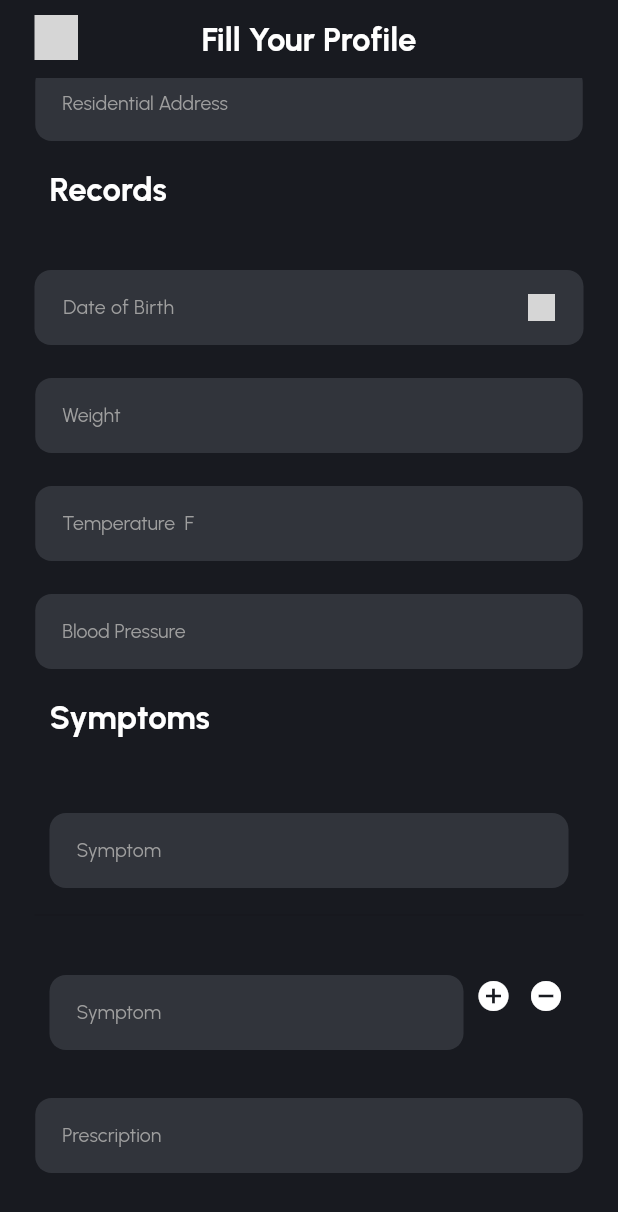
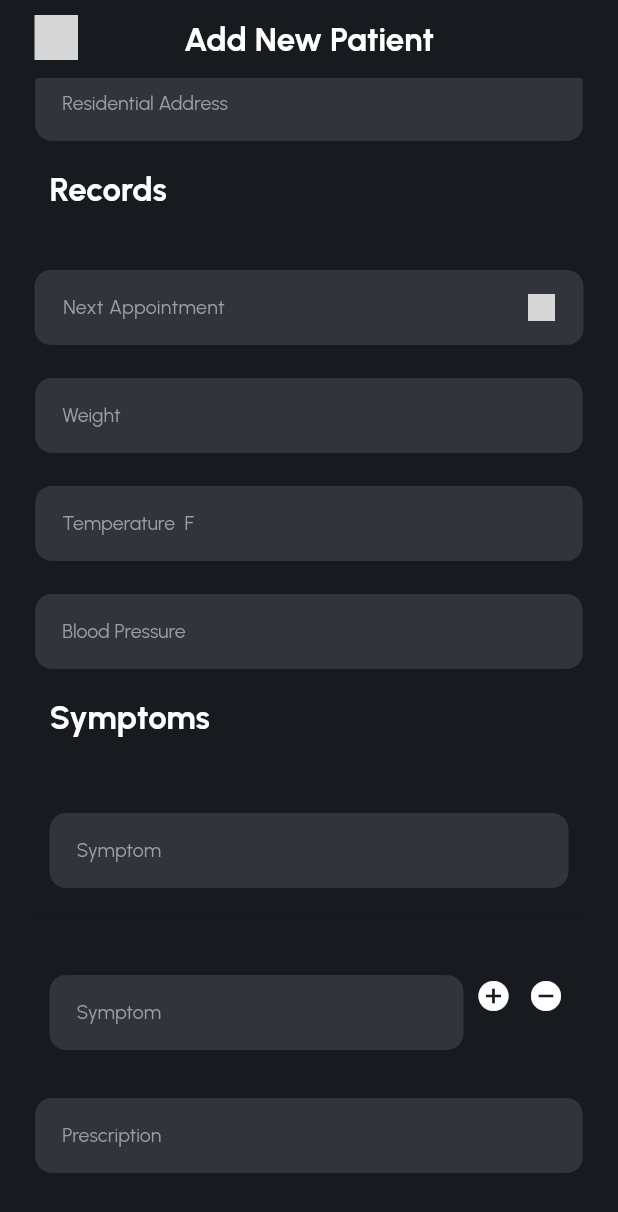
Before and after one commit to cschinmay777/The_doctor-s_book, a Flutter app: the AddNewRecord screen opened by its route, scrolled down 513 dp, after a tap on the "add circle" icon, on a phone screen of 412 x 824 dp. Shown: the top 1212 px of the screen. Run offline on Flutter 3.47's test engine with Material 2 defaults, Android fonts, the phone set to English and light mode, and no system bars; our stand-ins replace cloud_firestore, firebase_auth, firebase_core, get, google_sign_in, lottie; accounts and stored records are empty; project files that could hold a hidden picture were left out; grey boxes are pictures that could not be loaded.

Commit message:
add new patient done

```diff
--- a/lib/screens/add_record_screen/add_new_record.dart
+++ b/lib/screens/add_record_screen/add_new_record.dart
@@ -27,13 +27,15 @@ class AddNewRecord extends StatefulWidget {
 
 class _AddNewRecordState extends State<AddNewRecord> {
   var controller = Get.put(AddRecordPageController());
+  TextEditingController vinayaki = TextEditingController();
+  late List<String> sym;
   @override
-  void initState()
-  {
+  void initState() {
     super.initState();
-    controller.symptoms = new List<String>.empty(growable: true);
-    controller.symptoms.add("");
+    sym = new List<String>.empty(growable: true);
+    sym.add("");
   }
+
   @override
   Widget build(BuildContext context) {
     return SafeArea(
@@ -51,7 +53,7 @@ class _AddNewRecordState extends State<AddNewRecord> {
                       Get.off(AppRoutes.homescreen);
                     }),
                 centerTitle: true,
-                title: AppbarTitle(text: "Fill Your Profile")),
+                title: AppbarTitle(text: "Add New Patient")),
             body: SingleChildScrollView(
               child: Container(
                   width: size.width,
@@ -281,8 +283,13 @@ class _AddNewRecordState extends State<AddNewRecord> {
                         //Continue Button
                         CustomButton(
                             onTap: () {
-                              Get.toNamed(AppRoutes.homescreen);
-                              Get.snackbar("Successful", "Patient added in the database",colorText: Colors.white ,snackPosition: SnackPosition.BOTTOM ,backgroundColor: ColorConstant.cyan60001);
+                              controller.sendPatientData();
+                              Get.offNamed(AppRoutes.homescreen);
+                              Get.snackbar(
+                                  "Successful", "Patient added in the database",
+                                  colorText: Colors.white,
+                                  snackPosition: SnackPosition.BOTTOM,
+                                  backgroundColor: ColorConstant.cyan60001);
                             },
                             height: 55,
                             width: 380,
@@ -329,15 +336,15 @@ class _AddNewRecordState extends State<AddNewRecord> {
         ListView.separated(
           shrinkWrap: true,
           physics: const ScrollPhysics(),
-            itemBuilder: (context,index) {
+          itemBuilder: (context, index) {
             return Column(
               children: [
                 SymptomUI(index),
               ],
             );
           },
-            separatorBuilder: (context,index) => const Divider(),
-            itemCount: controller.symptoms!.length,
+          separatorBuilder: (context, index) => const Divider(),
+          itemCount: sym!.length,
         )
       ],
     );
@@ -349,6 +356,7 @@ class _AddNewRecordState extends State<AddNewRecord> {
         child: Row(children: [
           Flexible(
             child: CustomTextFormField(
+                controller: vinayaki,
                 width: 380,
                 focusNode: FocusNode(),
                 //controller: ,
@@ -362,9 +370,10 @@ class _AddNewRecordState extends State<AddNewRecord> {
                 child: IconButton(
                     onPressed: () {
                       addSymptomControl();
+                      print(sym);
                     },
                     icon: Icon(Icons.add_circle, color: Colors.white))),
-            visible: index == controller.symptoms.length - 1,
+            visible: index == sym.length - 1,
           ),
           Visibility(
             child: SizedBox(
@@ -379,17 +388,17 @@ class _AddNewRecordState extends State<AddNewRecord> {
         ]));
   }
 
-  void addSymptomControl(){
+  void addSymptomControl() {
     setState(() {
-      controller.symptoms!.add("");
+      sym.add(vinayaki.text);
+      vinayaki.clear();
     });
   }
 
-  void removeSymptomControl(index){
+  void removeSymptomControl(index) {
     setState(() {
-      if(controller.symptoms.length>1)
-        {
-          controller.symptoms.removeAt(index);
+      if (sym.length > 1) {
+        sym.removeAt(index);
       }
     });
   }
--- a/lib/screens/add_record_screen/models/add_new_record_model.dart
+++ b/lib/screens/add_record_screen/models/add_new_record_model.dart
@@ -5,7 +5,7 @@ import '../../../data/models/selection_pop_up_model/selction_pop_up_model.dart';
 class Add_New_Record_Model {
   DateTime selectedLabelTxt = DateTime.now();
 
-  Rx<String> labelTxt = Rx('Date of Birth');
+  Rx<String> labelTxt = Rx('Next Appointment');
 
   //late List<String> symptoms;
 
--- a/lib/screens/appointments_records/appointment_records_screen.dart
+++ b/lib/screens/appointments_records/appointment_records_screen.dart
@@ -128,8 +128,12 @@ class AppointmentPageScreen extends GetWidget<AppointmentPageController> {
                         itemCount: controller.searchList.length,
                         itemBuilder: (context, index) {
                           Patient model = controller.searchList[index];
-                          return ((4 == 4))
-                              // return ((controller.searchList[index].next) == "4")
+                          print(controller.searchList[index].next);
+                          print(
+                              "${DateTime.now().day}/${DateTime.now().month}/${DateTime.now().year}");
+                          return ((controller.searchList[index].next)
+                                      .toString() ==
+                                  "${DateTime.now().day}/0${DateTime.now().month}/${DateTime.now().year}")
                               ? PatientListTile(
                                   model,
                                 )
--- a/lib/screens/appointments_records/models/patient_record_model.dart
+++ b/lib/screens/appointments_records/models/patient_record_model.dart
@@ -1,15 +1,15 @@
 import 'package:cloud_firestore/cloud_firestore.dart';
 
 class PatientRecord {
-  int? date;
+  DateTime? date;
   List? symptoms;
-  List? prescription;
+  String? prescription;
 
   PatientRecord({this.date, this.symptoms, this.prescription});
 
   PatientRecord.fromJson(Map<String, dynamic> json) {
-    // date = (json["date"] as Timestamp).toDate();
-    date = json["date"];
+    date = (json["date"] as Timestamp).toDate();
+    // date = json["date"];
     symptoms = json["symptoms"];
     prescription = json["prescription"];
   }
--- a/lib/screens/search_records/controllers/search_page_controller.dart
+++ b/lib/screens/search_records/controllers/search_page_controller.dart
@@ -1,6 +1,7 @@
 import 'dart:developer';
 
 import 'package:cloud_firestore/cloud_firestore.dart';
+import 'package:doctor_book/core/constants/firebaseconstants.dart';
 import 'package:doctor_book/screens/search_records/models/patient_model.dart';
 import 'package:flutter/material.dart';
 import 'package:get/get.dart';
@@ -22,11 +23,14 @@ class SearchPageController extends GetxController {
   }
 
   Future getAllPatientDetails() async {
-    var list =
-        await FirebaseFirestore.instance.collection('/doctors').doc('atkySVCs4IaY0eZRJS63').get();
+    var list = await FirebaseFirestore.instance
+        .collection('/doctors')
+        .doc("jhDvxmlpU4PceAzQYsFMQpkRZR82")
+        .get();
     if (list.data() != null) {
-      var patientList =
-          (list.data()!['patients'] as List<dynamic>).map((e) => Patient.fromJson(e)).toList();
+      var patientList = (list.data()!['patients'] as List<dynamic>)
+          .map((e) => Patient.fromJson(e))
+          .toList();
       searchList.value = patientList;
       return patientList;
     }
@@ -38,8 +42,9 @@ class SearchPageController extends GetxController {
       return searchList;
     } else {
       return searchList
-          .where(
-              (element) => element.name!.toLowerCase().contains(searchBarText.value.toLowerCase()))
+          .where((element) => element.name!
+              .toLowerCase()
+              .contains(searchBarText.value.toLowerCase()))
           .toList();
     }
   }
--- a/lib/screens/search_records/models/patient_model.dart
+++ b/lib/screens/search_records/models/patient_model.dart
@@ -2,7 +2,7 @@ import 'patient_record_model.dart';
 
 class Patient {
   String? name;
-  int? age;
+  String? age;
   List<PatientRecord>? records;
 
   Patient({this.name, this.age, this.records});
@@ -11,7 +11,9 @@ class Patient {
     name = json["name"];
     age = json["age"];
     records = json["records"] != null
-        ? (json["records"] as List<dynamic>?)!.map((e) => PatientRecord.fromJson(e)).toList()
+        ? (json["records"] as List<dynamic>?)!
+            .map((e) => PatientRecord.fromJson(e))
+            .toList()
         : null;
   }
 
--- a/lib/screens/search_records/models/patient_record_model.dart
+++ b/lib/screens/search_records/models/patient_record_model.dart
@@ -1,15 +1,16 @@
 import 'package:cloud_firestore/cloud_firestore.dart';
 
-class PatientRecord{
+class PatientRecord {
   DateTime? date;
   List? symptoms;
-  List? prescription;
+  String? prescription;
 
   PatientRecord({this.date, this.symptoms, this.prescription});
 
   PatientRecord.fromJson(Map<String, dynamic> json) {
     date = (json["date"] as Timestamp).toDate();
+    // date = json["date"];
     symptoms = json["symptoms"] as List<dynamic>;
-    prescription = json["prescription"] as List<dynamic>;
+    prescription = json["prescription"];
   }
 }
```
Also changed, not shown: lib/screens/add_record_screen/controller/add_record_screen_controller.dart (+75 -1 lines), lib/screens/patient_record_screen/patient_record_screen.dart (+49 -20 lines). Lines whose indentation alone changed are shown as unchanged.
